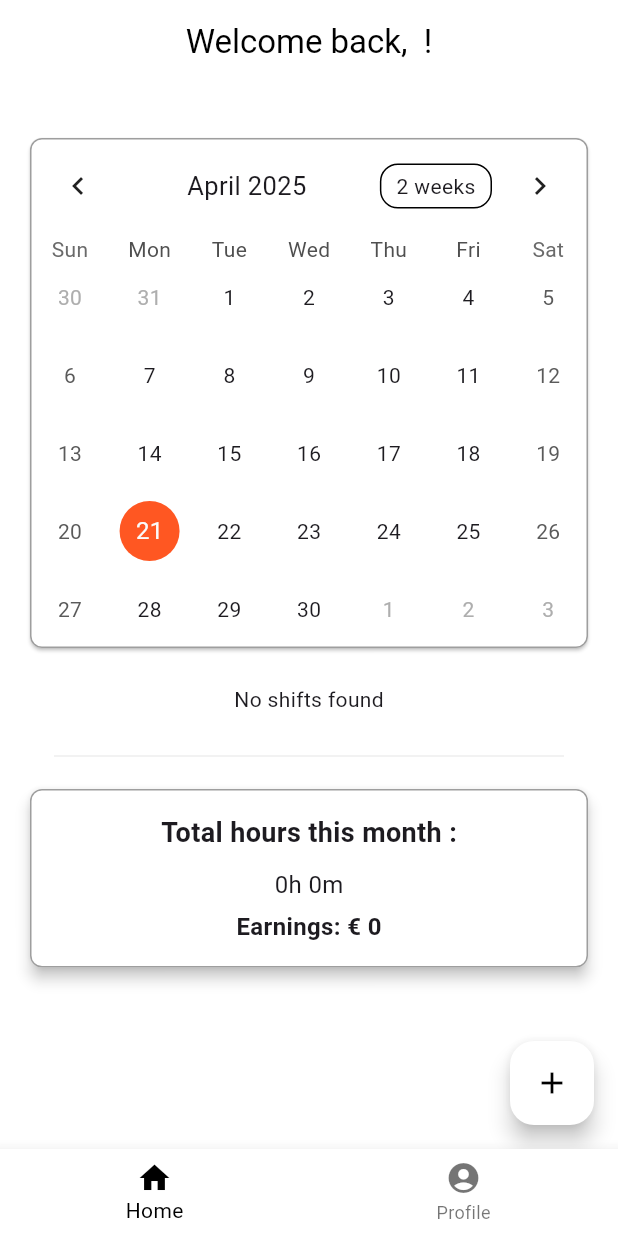
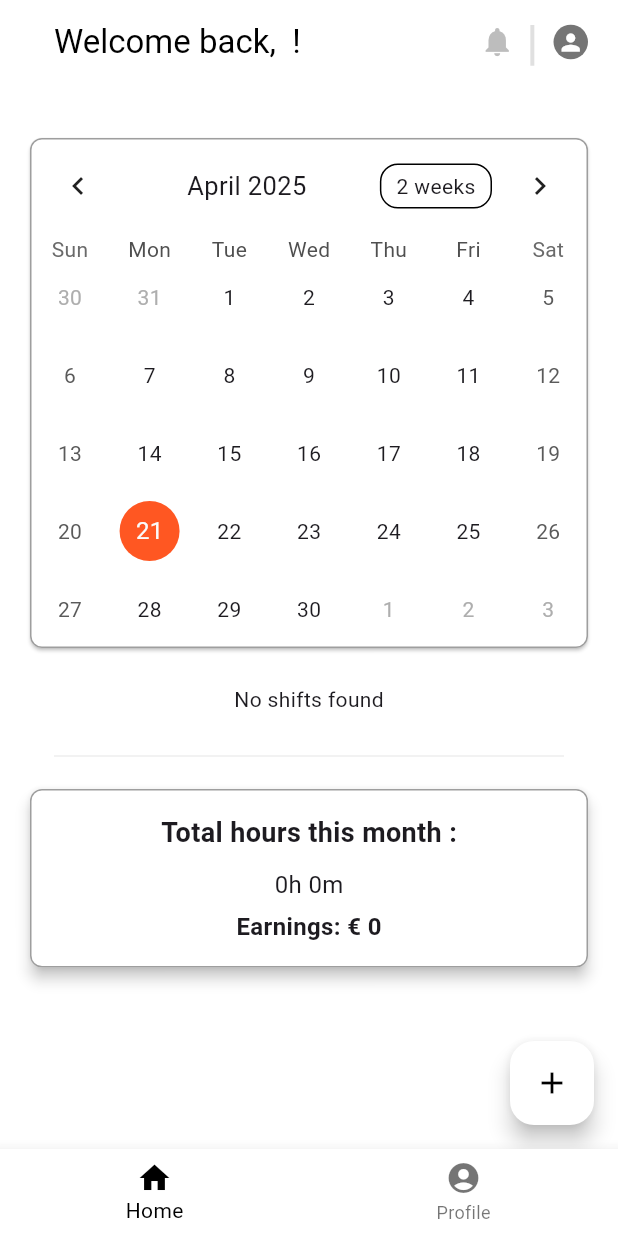
Before and after one commit to konkazazis/onion, a Flutter app: the MainScreen screen opened directly with empty values, on a phone screen of 412 x 824 dp. Run offline on Flutter 3.47's test engine with Material 3 defaults, Android fonts, the phone set to English and light mode, and no system bars; drawn by our look-alikes of table_calendar; our stand-ins replace cloud_firestore, firebase_auth, firebase_core, fluttertoast, google_fonts; accounts and stored records are empty; generated files the repository leaves out were written again; network calls fail.

Commit message:
can navigate to profile from main screen

```diff
--- a/lib/dashboard_screen.dart
+++ b/lib/dashboard_screen.dart
@@ -5,18 +5,18 @@ import 'package:picnic_search/profile.dart';
 import 'package:table_calendar/table_calendar.dart';
 import 'services/shifts_service.dart';
 import 'package:intl/intl.dart';
-import 'widgets/bottom_nav_bar.dart';
 import 'widgets/shift_card.dart';
 import 'shift_scheduler.dart';
-import 'package:intl/intl.dart';
 import 'services/details_service.dart';
 
 class DashboardScreen extends StatefulWidget {
   final String username;
   final String userID;
+  final String email;
 
   const DashboardScreen(
-      {super.key, required this.username, required this.userID});
+      {super.key, required this.username, required this.userID, required
+       this.email});
 
   @override
   State<DashboardScreen> createState() => _DashboardScreenState();
@@ -135,7 +135,8 @@ class _DashboardScreenState extends State<DashboardScreen> {
       appBar: AppBar(
         backgroundColor: Colors.transparent,
         elevation: 0,
-        title: Text.rich(
+        title: Padding(padding: EdgeInsets.only(left: 20.0),
+            child: Text.rich(
         TextSpan(
           text: 'Welcome back, ',
           style: TextStyle(color: Colors.black),
@@ -147,8 +148,49 @@ class _DashboardScreenState extends State<DashboardScreen> {
             TextSpan(text: ' !'), // Exclamation mark
           ],
         ),
+      )),
+        actions: [
+          Padding(padding: EdgeInsets.only(right: 8),
+            child:
+              Container(
+                height: 23,
+                width: 23,
+                child: Icon(Icons.notifications, color: Color(0xFFBDBDBD),size: 23,
                 ),
-        centerTitle: true,
+                alignment: Alignment.center,)),
+          const Text(
+            '|',
+            style: TextStyle(
+              fontSize: 32, // You can adjust the size as needed
+              color: Color(0xFFE0E0E0),
+            ),
+          ),
+          Padding(
+            padding: EdgeInsets.only(right: 20.0, left: 10),
+            child: GestureDetector(
+              onTap: () {
+                Navigator.pushReplacement(
+                    context,
+                    MaterialPageRoute(
+                        builder: (context) => ProfileComponent( name: widget.username,
+                            email: widget.email,
+                            profileImageUrl: 'test',
+                            userID: widget.userID))
+                );},
+              child: Container(
+                height: 23,
+                width: 23,
+                decoration: BoxDecoration(
+                  shape: BoxShape.circle,
+                  color: Colors.black54,
+                ),
+                alignment: Alignment.center,
+                child: Icon(Icons.person, color: Colors.white, size: 18),
+              ),
+            ),
+          )
+
+        ],
       ),
       body: SingleChildScrollView(
         child: Padding(
--- a/lib/main_screen.dart
+++ b/lib/main_screen.dart
@@ -23,7 +23,7 @@ class _MainScreenState extends State<MainScreen> {
   void initState() {
     super.initState();
     _pages = [
-      DashboardScreen(username: widget.username, userID: widget.userID),
+      DashboardScreen(username: widget.username, userID: widget.userID, email: widget.email),
       ProfileComponent(
           name: widget.username,
           email: widget.email,
```
Lines whose indentation alone changed are shown as unchanged.
